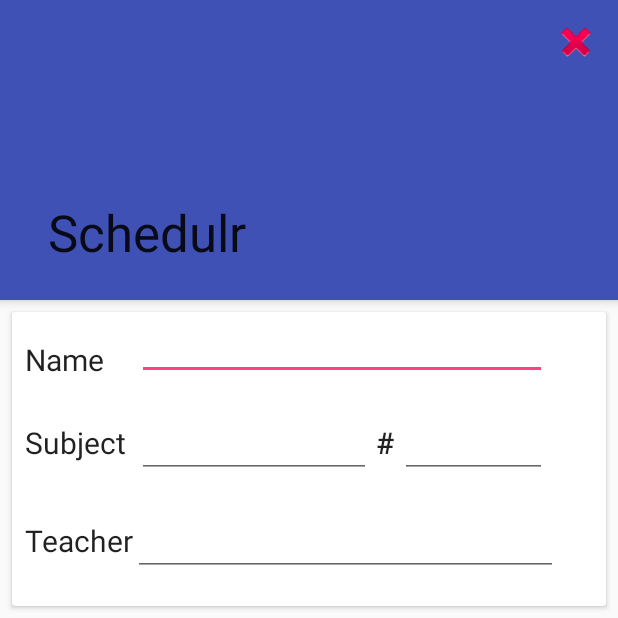
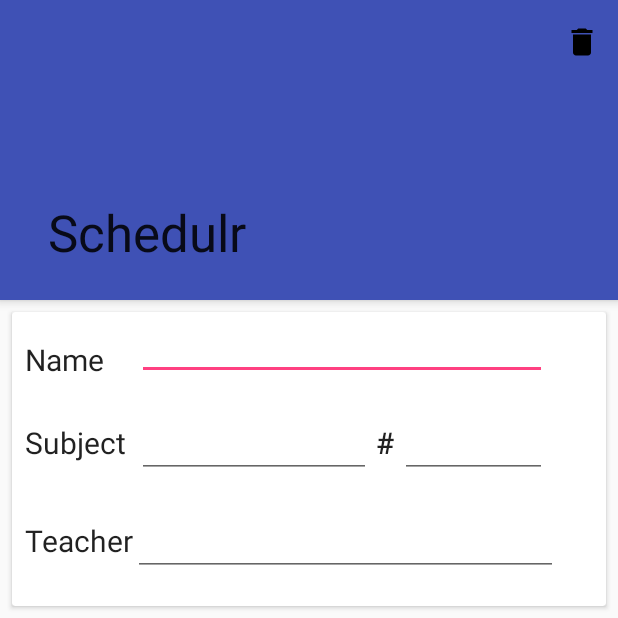
Before and after one commit to krishnakandula/Schedulr, an Android app: the EditClassActivity screen opened directly, with no data from a screen before it, on a phone screen of 412 x 824 dp, the top half of it. Run offline under Robolectric (Android 15) with nearby library versions, the phone set to English and light mode, and no system bars; our stand-ins replace ButterKnife; libraries missing offline, so code that uses them is left out: io.realm; 6 statements that could not run were skipped.

```diff
--- /dev/null
+++ b/app/src/main/res/drawable/ic_delete_black.xml
@@ -0,0 +1,5 @@
+<vector android:autoMirrored="true" android:height="24dp"
+    android:viewportHeight="24.0" android:viewportWidth="24.0"
+    android:width="24dp" xmlns:android="http://schemas.android.com/apk/res/android">
+    <path android:fillColor="#FF000000" android:pathData="M6,19c0,1.1 0.9,2 2,2h8c1.1,0 2,-0.9 2,-2V7H6v12zM19,4h-3.5l-1,-1h-5l-1,1H5v2h14V4z"/>
+</vector>
--- a/app/src/main/res/menu/activity_edit_class.xml
+++ b/app/src/main/res/menu/activity_edit_class.xml
@@ -5,5 +5,5 @@
         android:id="@+id/menu_edit_class_delete"
         android:title="@string/menu_edit_class_delete"
         app:showAsAction="ifRoom"
-        android:icon="@android:drawable/ic_delete"/>
+        android:icon="@drawable/ic_delete_black"/>
 </menu>
```
Also changed, not shown: app/src/main/java/com/silver/krish/schedulr/Adapters/TasksAdapter.java (+8 -0 lines), app/src/main/res/values/colors.xml (+8 -0 lines).
